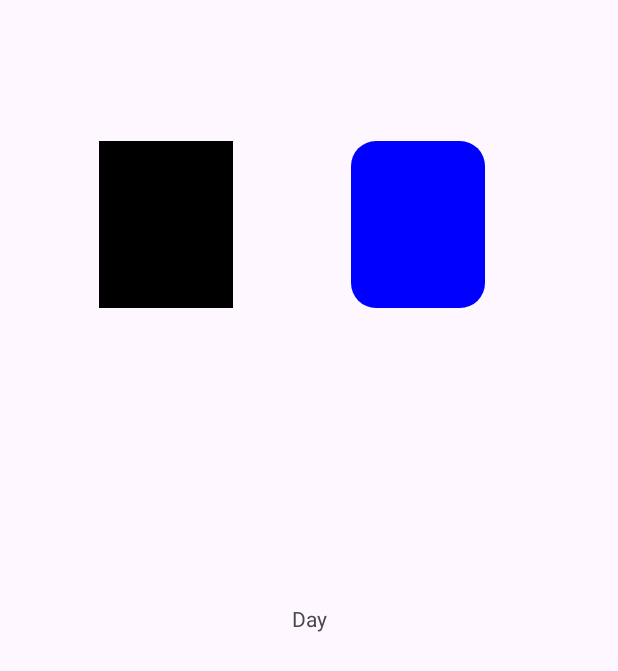
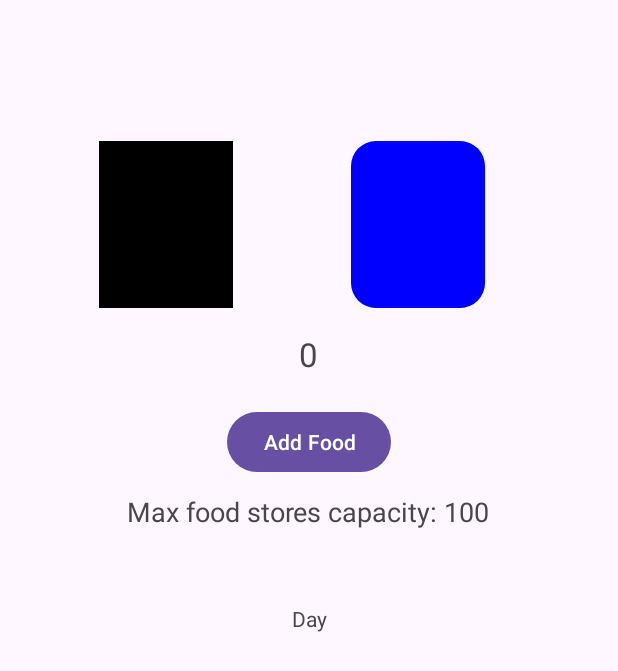
Before and after one commit to Innumii/UrbanFarm, an Android app: the screen it shows after launch (MainActivity), on a phone screen of 412 x 824 dp. Shown: the top 671 px of the screen. Run offline under Robolectric (Android 15) with nearby library versions, the phone set to English and light mode, and no system bars.

Commit message:
attempt to add UI element

```diff
--- a/app/src/main/java/com/example/cs205_assignment4/FoodStoresMeter.java
+++ b/app/src/main/java/com/example/cs205_assignment4/FoodStoresMeter.java
@@ -1,6 +1,5 @@
 package com.example.cs205_assignment4;
 
-import android.app.AlertDialog;
 import android.content.Context;
 import android.os.Handler;
 import android.widget.TextView;
@@ -13,7 +12,7 @@ public class FoodStoresMeter {
     private final int maxCapacity = 5; // change this number if needed
     private final Object lock = new Object(); // lock object for synchronization
 
-    public FoodStoresMeter(TextView foodStoresView, Context context) {
+    public FoodStoresMeter(TextView foodStoresView, int MAX_FOOD_STORES, Context context) {
         this.foodStoresView = foodStoresView;
         this.context = context;
         updateDisplay();
--- a/app/src/main/java/com/example/cs205_assignment4/MainActivity.java
+++ b/app/src/main/java/com/example/cs205_assignment4/MainActivity.java
@@ -1,11 +1,14 @@
 package com.example.cs205_assignment4;
 
+import android.annotation.SuppressLint;
 import android.content.DialogInterface;
 import android.os.Bundle;
 import android.os.Handler;
 import android.os.Looper;
 import android.util.Log;
+import android.view.View;
 import android.view.ViewTreeObserver;
+import android.widget.Button;
 import android.widget.TextView;
 
 import androidx.appcompat.app.AlertDialog;
@@ -21,7 +24,12 @@ public class MainActivity extends AppCompatActivity {
     private TextView squareView2;
     private Handler handler;
     private int currentSize;
+    private FoodStoresMeter foodStoresMeter;
+    private TextView foodStoresTextView, maxFoodStoresTextView;
+    private Button addFoodButton;
+    private final int MAX_FOOD_STORES = 100; // Maximum limit of food stores
 
+    @SuppressLint("SetTextI18n")
     @Override
     protected void onCreate(Bundle savedInstanceState) {
         super.onCreate(savedInstanceState);
@@ -74,6 +82,22 @@ public class MainActivity extends AppCompatActivity {
                 squareView.getViewTreeObserver().removeOnGlobalLayoutListener(this); // Remove listener after use
             }
         });
+
+        foodStoresTextView = findViewById(R.id.foodStoresTextView);
+        maxFoodStoresTextView = findViewById(R.id.maxFoodStoresTextView);
+        addFoodButton = findViewById(R.id.addFoodButton);
+
+        maxFoodStoresTextView.setText("Max food stores capacity: " + MAX_FOOD_STORES);
+        foodStoresMeter = new FoodStoresMeter(foodStoresTextView, MAX_FOOD_STORES, this);
+
+        addFoodButton.setOnClickListener(new View.OnClickListener() {
+            @Override
+            public void onClick(View view) {
+                foodStoresMeter.increaseFoodStores(10);
+            }
+        });
+
+
     }
 }
 
--- a/app/src/main/res/layout/activity_main.xml
+++ b/app/src/main/res/layout/activity_main.xml
@@ -40,6 +40,39 @@
         app:layout_constraintTop_toTopOf="parent"
         app:layout_constraintVertical_bias="0.132" />
 
+    <LinearLayout
+        android:id="@+id/foodStoresLinearLayout"
+        android:orientation="vertical"
+        android:layout_width="0dp"
+        android:layout_height="wrap_content"
+        android:padding="16dp"
+        app:layout_constraintTop_toBottomOf="@+id/squareView2"
+        app:layout_constraintStart_toStartOf="parent"
+        app:layout_constraintEnd_toEndOf="parent"
+        android:gravity="center_horizontal">
+
+        <TextView
+            android:id="@+id/foodStoresTextView"
+            android:layout_width="wrap_content"
+            android:layout_height="wrap_content"
+            android:textSize="22sp"
+            android:text="@string/food_stores_0" />
+
+        <Button
+            android:id="@+id/addFoodButton"
+            android:layout_width="wrap_content"
+            android:layout_height="wrap_content"
+            android:text="@string/add_food"
+            android:layout_marginTop="20dp"/>
+
+        <TextView
+            android:id="@+id/maxFoodStoresTextView"
+            android:layout_width="wrap_content"
+            android:layout_height="wrap_content"
+            android:textSize="18sp"
+            android:layout_marginTop="10dp"/>
+    </LinearLayout>
+
 <!--    <Button-->
 <!--        android:id="@+id/buttonClick"-->
 <!--        android:layout_width="wrap_content"-->
--- a/app/src/main/res/values/strings.xml
+++ b/app/src/main/res/values/strings.xml
@@ -1,3 +1,5 @@
 <resources>
     <string name="app_name">CS205_Assignment4</string>
+    <string name="add_food">Add Food</string>
+    <string name="food_stores_0">Food Stores: 0</string>
 </resources>
```
